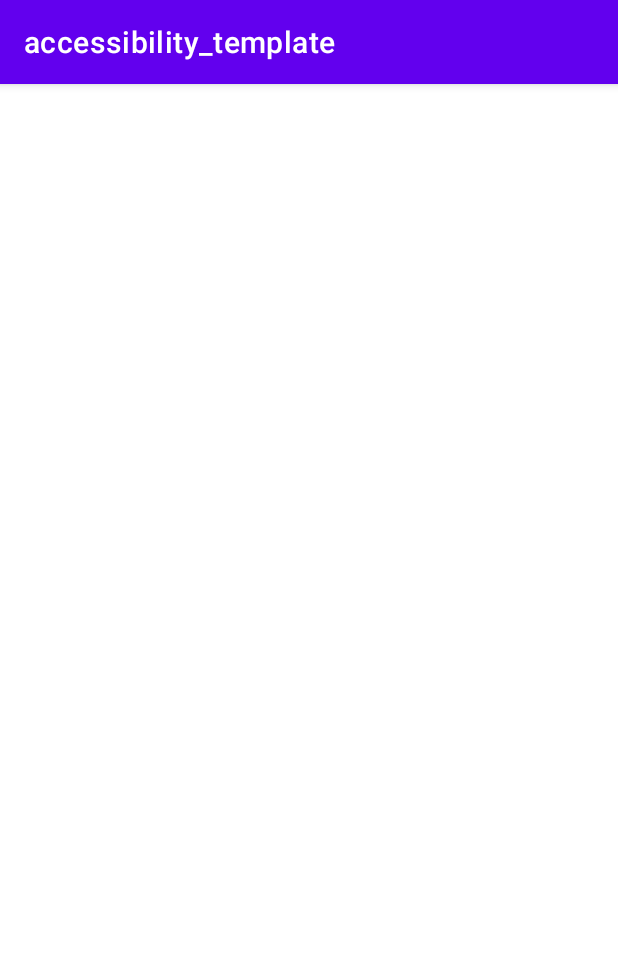
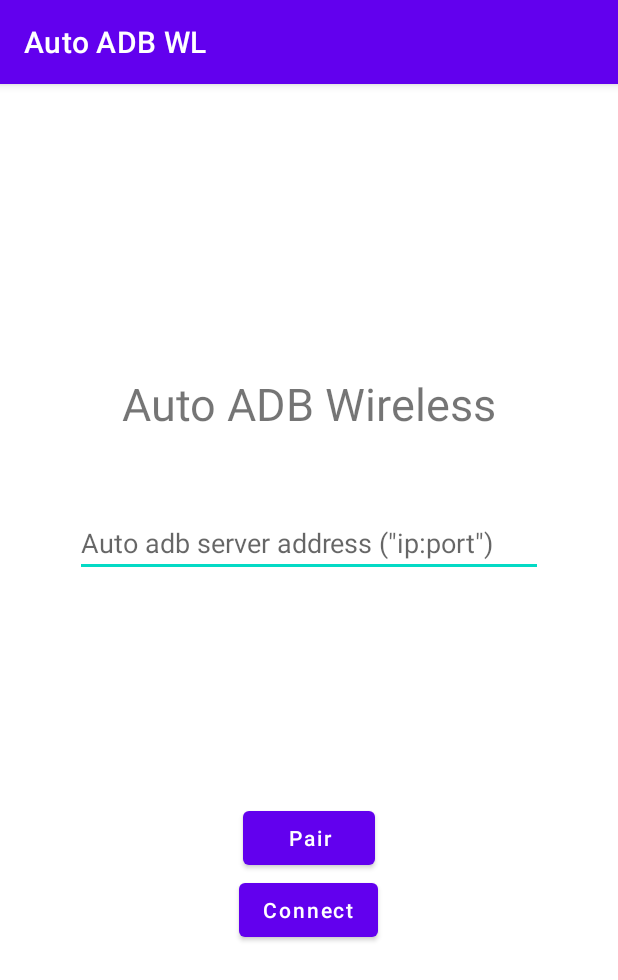
Before and after one commit to azazo1/auto_adb_wl, an Android app: the screen it shows after launch (MainActivity), on a phone screen of 412 x 824 dp. Shown: the top 980 px of the screen. Run offline under Robolectric (Android 15) with nearby library versions, the phone set to English and light mode, and no system bars.

Commit message:
successfully get listening addr

```diff
--- a/app/build.gradle.kts
+++ b/app/build.gradle.kts
@@ -33,6 +33,10 @@ android {
     kotlinOptions {
         jvmTarget = "11"
     }
+
+    buildFeatures {
+        viewBinding = true
+    }
 }
 
 dependencies {
--- a/app/src/main/AndroidManifest.xml
+++ b/app/src/main/AndroidManifest.xml
@@ -21,7 +21,6 @@
                 <category android:name="android.intent.category.LAUNCHER" />
             </intent-filter>
         </activity>
-
         <service
             android:name=".MyAccessibilityService"
             android:exported="true"
--- a/app/src/main/java/com/azazo1/accessibility_template/MainActivity.kt
+++ b/app/src/main/java/com/azazo1/accessibility_template/MainActivity.kt
@@ -1,20 +1,42 @@
 package com.azazo1.accessibility_template
 
+import android.content.Intent
 import android.os.Bundle
+import android.provider.Settings
+import android.widget.Toast
 import androidx.activity.enableEdgeToEdge
 import androidx.appcompat.app.AppCompatActivity
 import androidx.core.view.ViewCompat
 import androidx.core.view.WindowInsetsCompat
+import androidx.lifecycle.lifecycleScope
+import com.azazo1.accessibility_template.databinding.ActivityMainBinding
+import kotlinx.coroutines.launch
 
 class MainActivity : AppCompatActivity() {
+    private lateinit var binding: ActivityMainBinding
     override fun onCreate(savedInstanceState: Bundle?) {
         super.onCreate(savedInstanceState)
         enableEdgeToEdge()
-        setContentView(R.layout.activity_main)
+        binding = ActivityMainBinding.inflate(layoutInflater)
+        setContentView(binding.root)
         ViewCompat.setOnApplyWindowInsetsListener(findViewById(R.id.main)) { v, insets ->
             val systemBars = insets.getInsets(WindowInsetsCompat.Type.systemBars())
             v.setPadding(systemBars.left, systemBars.top, systemBars.right, systemBars.bottom)
             insets
         }
+
+        binding.btnConnect.setOnClickListener { connect() }
+    }
+
+    fun connect() {
+        lifecycleScope.launch {
+            if (MyAccessibilityService.instance != null) {
+                val s = MyAccessibilityService.instance!!.openWirelessDebugAndGetAddr()
+                Toast.makeText(this@MainActivity, s, Toast.LENGTH_SHORT).show()
+            } else {
+                Toast.makeText(this@MainActivity, "没有无障碍权限", Toast.LENGTH_SHORT).show()
+                startActivity(Intent(Settings.ACTION_ACCESSIBILITY_SETTINGS))
+            }
+        }
     }
 }
--- a/app/src/main/res/layout/activity_main.xml
+++ b/app/src/main/res/layout/activity_main.xml
@@ -4,7 +4,40 @@
     android:id="@+id/main"
     android:layout_width="match_parent"
     android:layout_height="match_parent"
+    android:gravity="center"
     android:orientation="vertical"
     tools:context=".MainActivity">
 
+    <TextView
+        android:layout_width="wrap_content"
+        android:layout_height="wrap_content"
+        android:text="@string/tv_title"
+        android:textSize="30sp" />
+
+    <EditText
+        android:id="@+id/et_server_addr"
+        android:layout_width="match_parent"
+        android:layout_height="wrap_content"
+        android:layout_margin="50dp"
+        android:hint="@string/et_auto_adb_server_addr"
+        android:importantForAutofill="no"
+        android:inputType="text" />
+
+    <Space
+        android:layout_width="wrap_content"
+        android:layout_height="100dp" />
+
+    <Button
+        android:id="@+id/btn_pair"
+        android:layout_width="wrap_content"
+        android:layout_height="wrap_content"
+        android:text="@string/btn_pair_to_adb_server"
+        android:textAllCaps="false" />
+
+    <Button
+        android:id="@+id/btn_connect"
+        android:layout_width="wrap_content"
+        android:layout_height="wrap_content"
+        android:text="@string/btn_connect_to_adb_server"
+        android:textAllCaps="false" />
 </LinearLayout>
--- a/app/src/main/res/values/strings.xml
+++ b/app/src/main/res/values/strings.xml
@@ -1,5 +1,9 @@
 <resources>
-    <string name="app_name">accessibility_template</string>
-    <string name="accessibility_service_label">my_accessibility_service</string>
+    <string name="app_name">Auto ADB WL</string>
+    <string name="accessibility_service_label">Automatically connect adb wireless</string>
     <string name="accessibility_service_description">this is a service description</string>
+    <string name="et_auto_adb_server_addr">Auto adb server address (\"ip:port\")</string>
+    <string name="btn_connect_to_adb_server">Connect</string>
+    <string name="tv_title">Auto ADB Wireless</string>
+    <string name="btn_pair_to_adb_server">Pair</string>
 </resources>
--- a/app/src/main/res/xml/accessibility_service_config.xml
+++ b/app/src/main/res/xml/accessibility_service_config.xml
@@ -1,8 +1,9 @@
 <?xml version="1.0" encoding="utf-8"?>
 <accessibility-service xmlns:android="http://schemas.android.com/apk/res/android"
     android:accessibilityEventTypes="typeAllMask"
-    android:accessibilityFeedbackType="feedbackSpoken"
-    android:accessibilityFlags="flagRetrieveInteractiveWindows"
+    android:accessibilityFeedbackType="feedbackGeneric"
+    android:accessibilityFlags="flagRetrieveInteractiveWindows|flagReportViewIds"
+    android:canPerformGestures="true"
     android:canRetrieveWindowContent="true"
     android:description="@string/accessibility_service_description"
     android:notificationTimeout="100" /> <!--canRetrieveWindowContent, flagRetrieveInteractiveWindows 表示是否能够读取其他窗口的内容-->
```
Also changed, not shown: app/src/main/java/com/azazo1/accessibility_template/Communicator.kt (added, +151 -0 lines), app/src/main/java/com/azazo1/accessibility_template/MyAccessibilityService.kt (+195 -24 lines).
